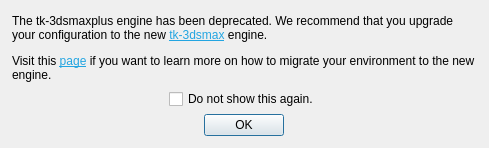
First picture: the form in resources/update_engine.ui, repository shotgunsoftware/tk-3dsmaxplus, before the edit.
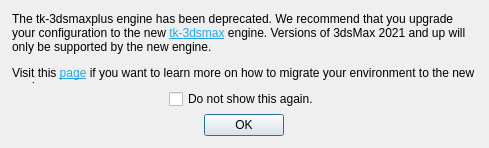
Second picture: the form after the edit.

```diff
--- a/resources/update_engine.ui
+++ b/resources/update_engine.ui
@@ -23,7 +23,7 @@
    <item>
     <widget class="QLabel" name="message">
      <property name="text">
-      <string>&lt;html&gt;&lt;head/&gt;&lt;body&gt;&lt;p&gt;The tk-3dsmaxplus engine has been deprecated. We recommend that you upgrade your configuration to the new &lt;a href=&quot;https://github.com/shotgunsoftware/tk-3dsmax&quot;&gt;&lt;span style=&quot; text-decoration: underline; color:#23a5e1;&quot;&gt;tk-3dsmax&lt;/span&gt;&lt;/a&gt; engine.&lt;/p&gt;&lt;p&gt;Visit this &lt;a href=&quot;http://developer.shotgunsoftware.com/tk-3dsmax&quot;&gt;&lt;span style=&quot; text-decoration: underline; color:#23a5e1;&quot;&gt;page&lt;/span&gt;&lt;/a&gt; if you want to learn more on how to migrate your environment to the new engine.&lt;/p&gt;&lt;/body&gt;&lt;/html&gt;</string>
+      <string>&lt;html&gt;&lt;head/&gt;&lt;body&gt;&lt;p&gt;The tk-3dsmaxplus engine has been deprecated. We recommend that you upgrade your configuration to the new &lt;a href=&quot;https://github.com/shotgunsoftware/tk-3dsmax&quot;&gt;&lt;span style=&quot; text-decoration: underline; color:#23a5e1;&quot;&gt;tk-3dsmax&lt;/span&gt;&lt;/a&gt; engine. Versions of 3dsMax 2021 and up will only be supported by the new engine.&lt;/p&gt;&lt;p&gt;Visit this &lt;a href=&quot;http://developer.shotgunsoftware.com/tk-3dsmax&quot;&gt;&lt;span style=&quot; text-decoration: underline; color:#23a5e1;&quot;&gt;page&lt;/span&gt;&lt;/a&gt; if you want to learn more on how to migrate your environment to the new engine.&lt;/p&gt;&lt;/body&gt;&lt;/html&gt;</string>
      </property>
      <property name="wordWrap">
       <bool>true</bool>
```
